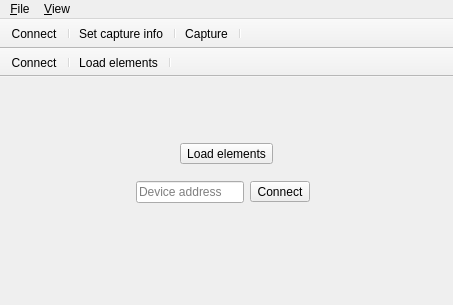
First picture: the form in app/src/elapseclient.ui, repository sijk/elapse, before the edit.
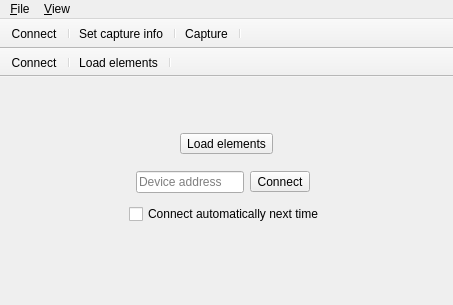
Second picture: the form after the edit. Icons and pictures are not drawn. Custom widgets are drawn as their Qt base class.

Commit message: Add auto-connect checkbox

Diff of the .ui file:
```diff
--- a/app/src/elapseclient.ui
+++ b/app/src/elapseclient.ui
@@ -41,6 +41,11 @@
          </property>
         </widget>
        </item>
+       <item>
+        <layout class="QVBoxLayout" name="verticalLayout_4">
+         <property name="spacing">
+          <number>0</number>
+         </property>
        <item alignment="Qt::AlignHCenter">
         <widget class="QWidget" name="groupConnect" native="true">
          <layout class="QHBoxLayout" name="horizontalLayout_3">
@@ -98,6 +103,36 @@
           </item>
          </layout>
         </widget>
+         </item>
+         <item alignment="Qt::AlignHCenter">
+          <widget class="QWidget" name="widget" native="true">
+           <layout class="QHBoxLayout" name="horizontalLayout">
+            <property name="spacing">
+             <number>0</number>
+            </property>
+            <property name="leftMargin">
+             <number>0</number>
+            </property>
+            <property name="topMargin">
+             <number>0</number>
+            </property>
+            <property name="rightMargin">
+             <number>0</number>
+            </property>
+            <property name="bottomMargin">
+             <number>0</number>
+            </property>
+            <item>
+             <widget class="QCheckBox" name="autoConnect">
+              <property name="text">
+               <string>Connect automatically next time</string>
+              </property>
+             </widget>
+            </item>
+           </layout>
+          </widget>
+         </item>
+        </layout>
        </item>
        <item>
         <spacer name="verticalSpacer_2">
```
Lines whose indentation alone changed are shown as unchanged. The commit also changes 1 other file.
